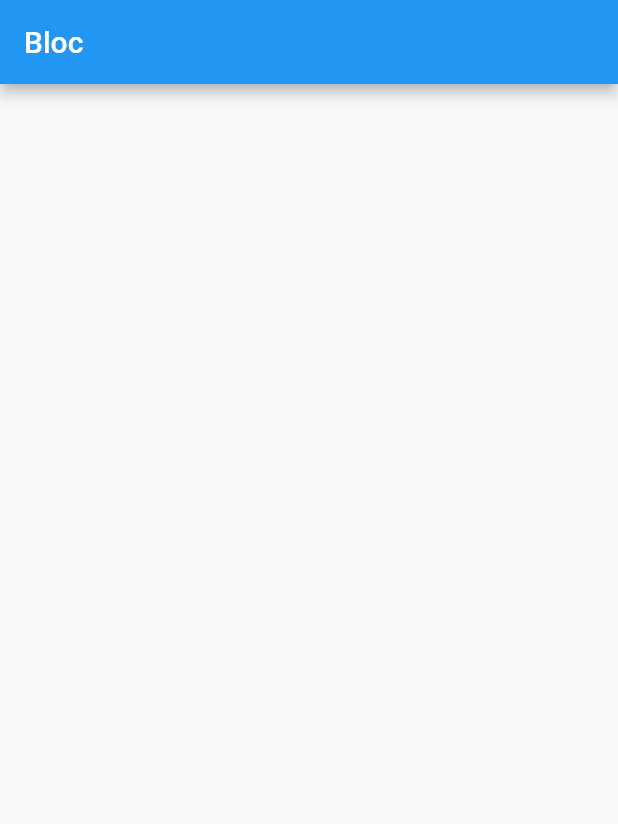
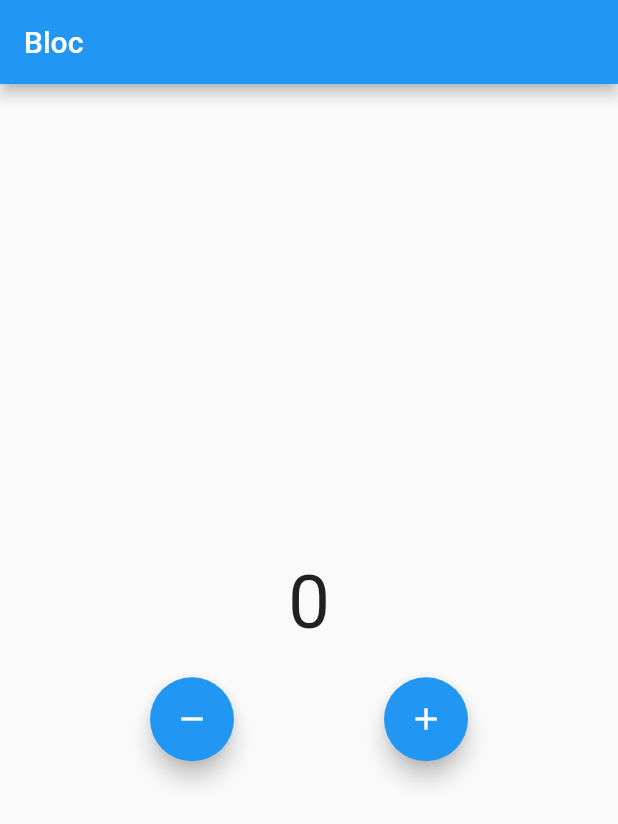
Before and after one commit to finma/flutter-bloc-basic, a Flutter app: the screen it shows after launch, on a phone screen of 412 x 824 dp. Shown: the top 824 px of the screen. Run offline on Flutter 3.47's test engine with Material 2 defaults, Android fonts, the light colour scheme and no system bars; our stand-ins replace bloc, flutter_bloc.

Commit message:
[ADD] bloc builder

```diff
--- a/lib/main.dart
+++ b/lib/main.dart
@@ -1,4 +1,6 @@
 import 'package:flutter/material.dart';
+
+import 'pages/bloc_builder_page.dart';
 
 void main() {
   runApp(const MyApp());
@@ -7,25 +9,11 @@ void main() {
 class MyApp extends StatelessWidget {
   const MyApp({super.key});
 
-  // This widget is the root of your application.
   @override
   Widget build(BuildContext context) {
     return MaterialApp(
       debugShowCheckedModeBanner: false,
-      home: HomePage(),
+      home: BlocBuilderPage(), // latihan bloc builder
     );
   }
 }
-
-class HomePage extends StatelessWidget {
-  const HomePage({super.key});
-
-  @override
-  Widget build(BuildContext context) {
-    return Scaffold(
-      appBar: AppBar(
-        title: const Text('Bloc'),
-      ),
-    );
-  }
-}
--- /dev/null
+++ b/lib/pages/bloc_builder_page.dart
@@ -0,0 +1,69 @@
+import 'package:flutter/material.dart';
+import 'package:flutter_bloc/flutter_bloc.dart';
+
+import '../bloc/counter_bloc.dart';
+
+class BlocBuilderPage extends StatelessWidget {
+  CounterCubit counterCubit = CounterCubit();
+
+  @override
+  Widget build(BuildContext context) {
+    return Scaffold(
+      appBar: AppBar(
+        title: const Text('Bloc'),
+      ),
+      body: Column(
+        mainAxisAlignment: MainAxisAlignment.center,
+        children: [
+          //* Menggunakan BlocBuilder
+          BlocBuilder<CounterCubit, int>(
+            bloc: counterCubit,
+            //* Dibuild ketika state bernilai true
+            // buildWhen: (previous, current) {
+            //   if (current % 2 == 0) {
+            //     return true;
+            //   }
+            //   return false;
+            // },
+            builder: (context, state) {
+              return Text(
+                '$state',
+                style: const TextStyle(fontSize: 50),
+              );
+            },
+          ),
+
+          //* Menggunakan StreamBuilder
+          // StreamBuilder(
+          //   initialData: counterCubit.initialValue,
+          //   stream: counterCubit.stream,
+          //   builder: (context, snapshot) {
+          //     return Text(
+          //       '${snapshot.data}',
+          //       style: const TextStyle(fontSize: 50),
+          //     );
+          //   },
+          // ),
+          const SizedBox(height: 20),
+          Row(
+            mainAxisAlignment: MainAxisAlignment.spaceEvenly,
+            children: [
+              FloatingActionButton(
+                onPressed: () {
+                  counterCubit.decrement();
+                },
+                child: const Icon(Icons.remove),
+              ),
+              FloatingActionButton(
+                onPressed: () {
+                  counterCubit.increment();
+                },
+                child: const Icon(Icons.add),
+              ),
+            ],
+          ),
+        ],
+      ),
+    );
+  }
+}
```
